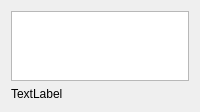
Above: App/Client/GUI/Message.ui from Dylan-Davy/Chat-App before the change. Below: the same form after it.
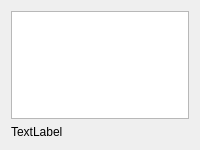
That is the form after the change.

Commit message: Improved contact list re-ordering on message receipt, and message class

```diff
--- a/App/Client/GUI/Message.ui
+++ b/App/Client/GUI/Message.ui
@@ -7,7 +7,7 @@
     <x>0</x>
     <y>0</y>
     <width>200</width>
-    <height>109</height>
+    <height>150</height>
    </rect>
   </property>
   <property name="sizePolicy">
@@ -16,6 +16,12 @@
     <verstretch>0</verstretch>
    </sizepolicy>
   </property>
+  <property name="maximumSize">
+   <size>
+    <width>16777215</width>
+    <height>150</height>
+   </size>
+  </property>
   <property name="windowTitle">
    <string>Form</string>
   </property>
```
The commit also changes 2 other files.
